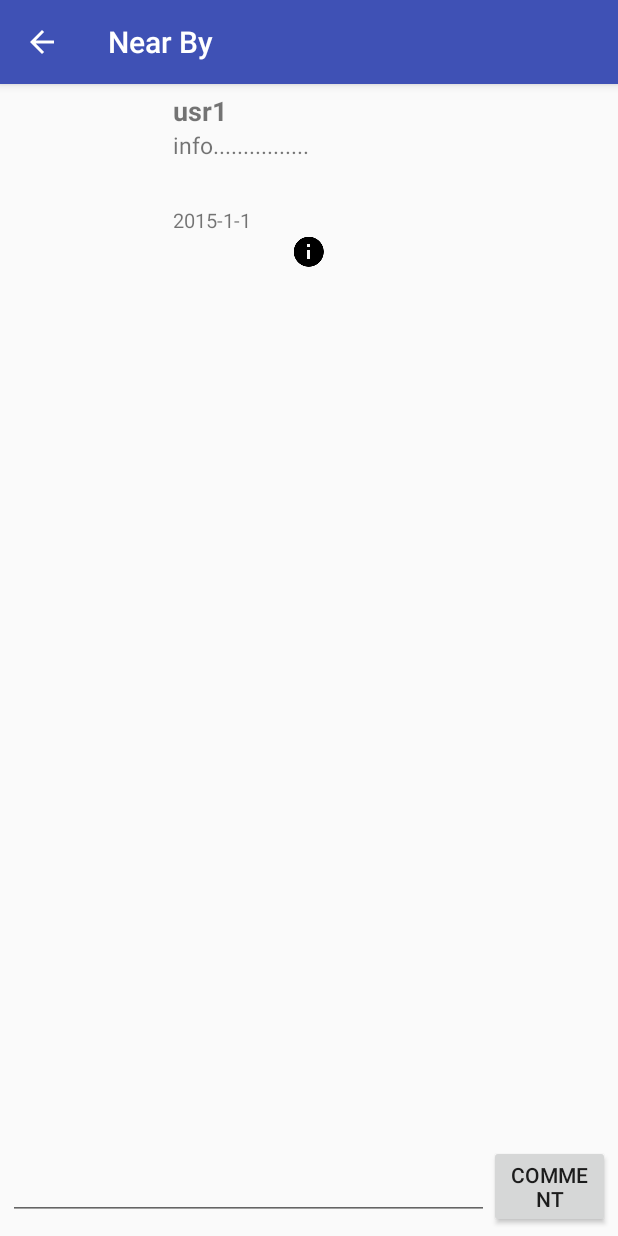
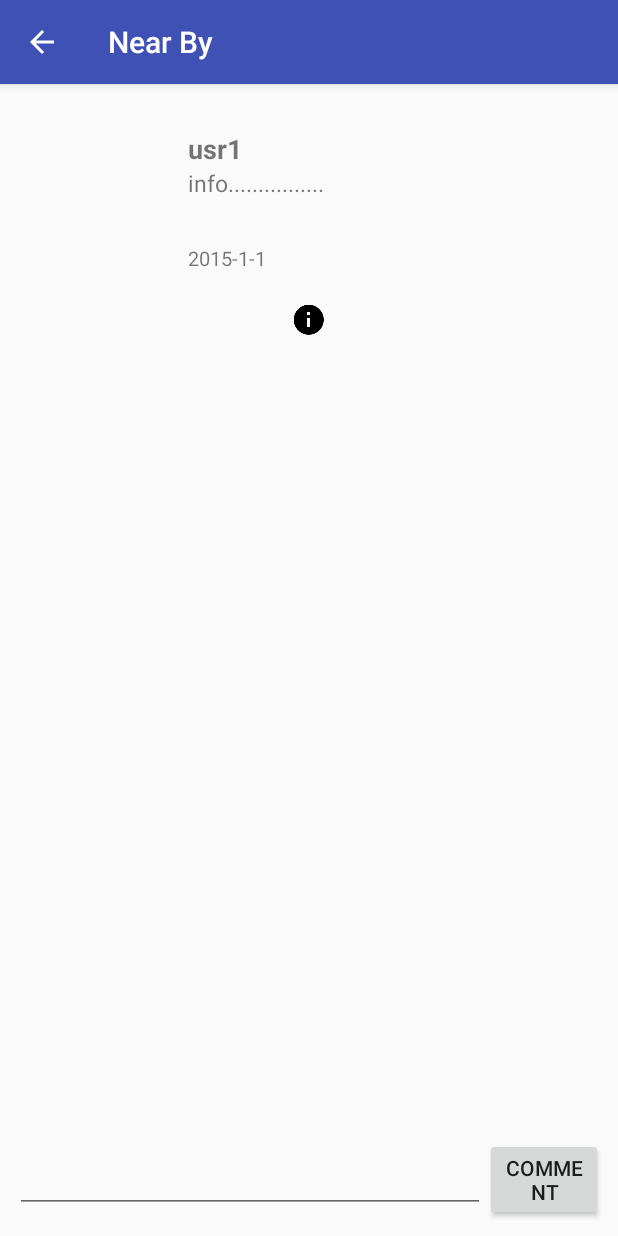
Before and after one commit to sidhappy/18641-Spotgram, an Android app: the fragment PostDetailFragment placed in its activity, on a phone screen of 412 x 824 dp. Run offline under Robolectric (Android 15) with nearby library versions, the phone set to English and light mode, and no system bars; libraries missing offline, so code that uses them is left out: com.nostra13.universalimageloader; 4 statements that could not run were skipped.

Commit message:
nearby fragment change and model chagne

```diff
--- a/Spotagram/app/src/main/java/lgm/cmu/spotagram/fragment/PostDetailFragment.java
+++ b/Spotagram/app/src/main/java/lgm/cmu/spotagram/fragment/PostDetailFragment.java
@@ -33,6 +33,7 @@ import lgm.cmu.spotagram.request.ReplyNoteRequest;
  */
 public class PostDetailFragment extends Fragment {
     private ImageView mProfileImage;
+    private ImageView mNoteImage;
     private TextView mNameTextView;
     private TextView mInfoTextView;
     private TextView mDateTextView;
@@ -64,6 +65,7 @@ public class PostDetailFragment extends Fragment {
         View view = inflater.inflate(R.layout.fragment_detail, container, false);
 
         mProfileImage = (ImageView) view.findViewById(R.id.imageview_user_profile);
+        mNoteImage = (ImageView) view.findViewById(R.id.imageview_noteview);
         mNameTextView = (TextView) view.findViewById(R.id.textview_user_name);
         mInfoTextView = (TextView) view.findViewById(R.id.textview_note_info);
         mDateTextView = (TextView) view.findViewById(R.id.textview_date);
@@ -99,10 +101,18 @@ public class PostDetailFragment extends Fragment {
         imageLoader.displayImage(url, mProfileImage);
     }
 
+    private void setNoteImage(String url) {
+        if (url == null || url.equals("")) return;
+
+        ImageLoader imageLoader = ImageLoader.getInstance();
+        imageLoader.displayImage(url, mNoteImage);
+    }
+
     public void setNoteInfo(Note note) {
         mNote = note;
         setNoteInfo(note.getUsername(), note.getContent(), note.getDate());
         setUserProfile(note.getUserURL());
+        setNoteImage(note.getNoteImageURL());
     }
 
     public void requestReplyNote() {
--- a/Spotagram/app/src/main/java/lgm/cmu/spotagram/request/util/RequestUtil.java
+++ b/Spotagram/app/src/main/java/lgm/cmu/spotagram/request/util/RequestUtil.java
@@ -34,7 +34,8 @@ public class RequestUtil {
                 float latitude = Float.parseFloat(noteObject.getString(ConstantValue.JSON_LOC_LATITUDE));
                 String content = noteObject.getString(ConstantValue.JSON_CONTENT);
                 String info = noteObject.getString(ConstantValue.JSON_INFO);
-                String url = noteObject.getString(ConstantValue.JSON_IMAGE_URL);
+                String userImageURL = noteObject.getString(ConstantValue.JSON_USER_IMAGE_URL);
+                String noteImageURL = noteObject.getString(ConstantValue.JSON_NOTE_IMAGE_URL);
 
                 String dateStr = noteObject.getString(ConstantValue.JSON_DATE);
                 Date date = null;
@@ -44,7 +45,7 @@ public class RequestUtil {
                    // e.printStackTrace();
                 }
 
-                Note note = new Note(longitude, latitude, date, content, 0, userId, userName, info, url);
+                Note note = new Note(longitude, latitude, date, content, 0, userId, userName, info, userImageURL, noteImageURL);
                 note.setId(noteId);
                 notes.add(note);
             }
--- a/Spotagram/app/src/main/java/lgm/cmu/spotagram/ui/NearByActivity.java
+++ b/Spotagram/app/src/main/java/lgm/cmu/spotagram/ui/NearByActivity.java
@@ -126,7 +126,7 @@ public class NearByActivity extends AppCompatActivity implements NearByFragment.
     // nothing, test function
     private void setTextData() {
         List<Note> notes = new ArrayList<>();
-        Note note = new Note(1, 1, new Date(System.currentTimeMillis()), "haha", 0, 0, "jack", "info", "");
+        Note note = new Note(1, 1, new Date(System.currentTimeMillis()), "haha", 0, 0, "jack", "info", "", "");
         note.setId(1);
         notes.add(note);
 
--- a/Spotagram/app/src/main/res/layout/fragment_detail.xml
+++ b/Spotagram/app/src/main/res/layout/fragment_detail.xml
@@ -3,12 +3,15 @@
     xmlns:tools="http://schemas.android.com/tools"
     android:layout_width="match_parent"
     android:layout_height="match_parent"
-    android:orientation="vertical">
+    android:orientation="vertical"
+    android:layout_margin="10dip">
 
     <ImageView
+        android:layout_marginTop="15dip"
         android:id="@+id/imageview_user_profile"
         android:layout_width="100dip"
-        android:layout_height="100dip" />
+        android:layout_height="100dip"
+        android:scaleType="fitXY"/>
 
     <TextView
         android:id="@+id/textview_user_name"
@@ -17,6 +20,7 @@
         android:layout_marginLeft="15dip"
         android:layout_width="wrap_content"
         android:layout_height="wrap_content"
+        android:layout_alignTop="@id/imageview_user_profile"
         android:layout_toRightOf="@id/imageview_user_profile"
         android:text="usr1" />
 
@@ -42,10 +46,13 @@
 
     <ImageView
         android:id="@+id/imageview_noteview"
+        android:layout_marginTop="20dip"
         android:layout_width="match_parent"
         android:layout_height="wrap_content"
+        android:maxHeight="180dip"
         android:layout_below="@id/imageview_user_profile"
-        android:src="@drawable/ic_info_black_24dp" />
+        android:src="@drawable/ic_info_black_24dp"
+        android:scaleType="fitCenter"/>
 
     <LinearLayout
         android:id="@+id/layout_input_comment"
@@ -54,7 +61,7 @@
         android:layout_alignParentBottom="true"
         android:layout_centerVertical="true"
         android:orientation="horizontal"
-        android:layout_margin="5dip">
+        android:layout_marginTop="15dip">
         <EditText
             android:id="@+id/edittext_comment"
             android:layout_width="0dip"
--- a/Spotagram/app/src/main/res/layout/item_comment.xml
+++ b/Spotagram/app/src/main/res/layout/item_comment.xml
@@ -7,8 +7,7 @@
     <android.support.v7.widget.CardView
         android:layout_width="match_parent"
         android:layout_height="match_parent"
-        android:layout_margin="5dip"
-        card_view:cardCornerRadius="8dp">
+        android:layout_margin="1dip">
 
         <RelativeLayout
             android:layout_width="match_parent"
```
Also changed, not shown: Spotagram/app/src/main/java/lgm/cmu/spotagram/model2/Note.java (+12 -2 lines), Spotagram/app/src/main/java/lgm/cmu/spotagram/utils/ConstantValue.java (+8 -4 lines), 1 other file.
